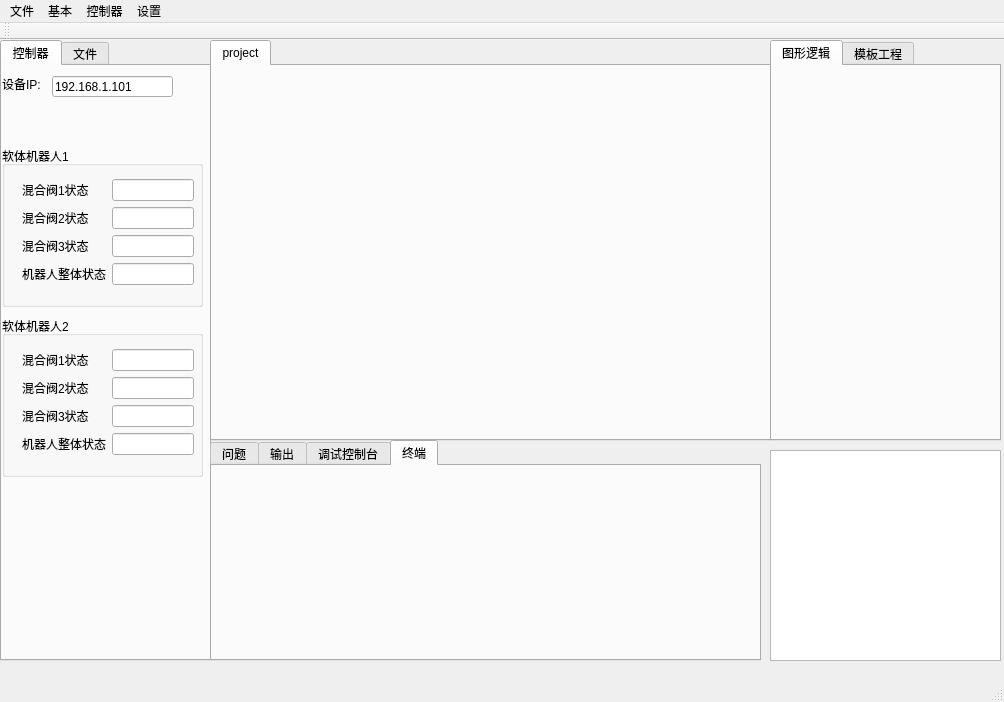
yijianpeng/GraphiBotics, file mainwindow.ui: the form before one commit.
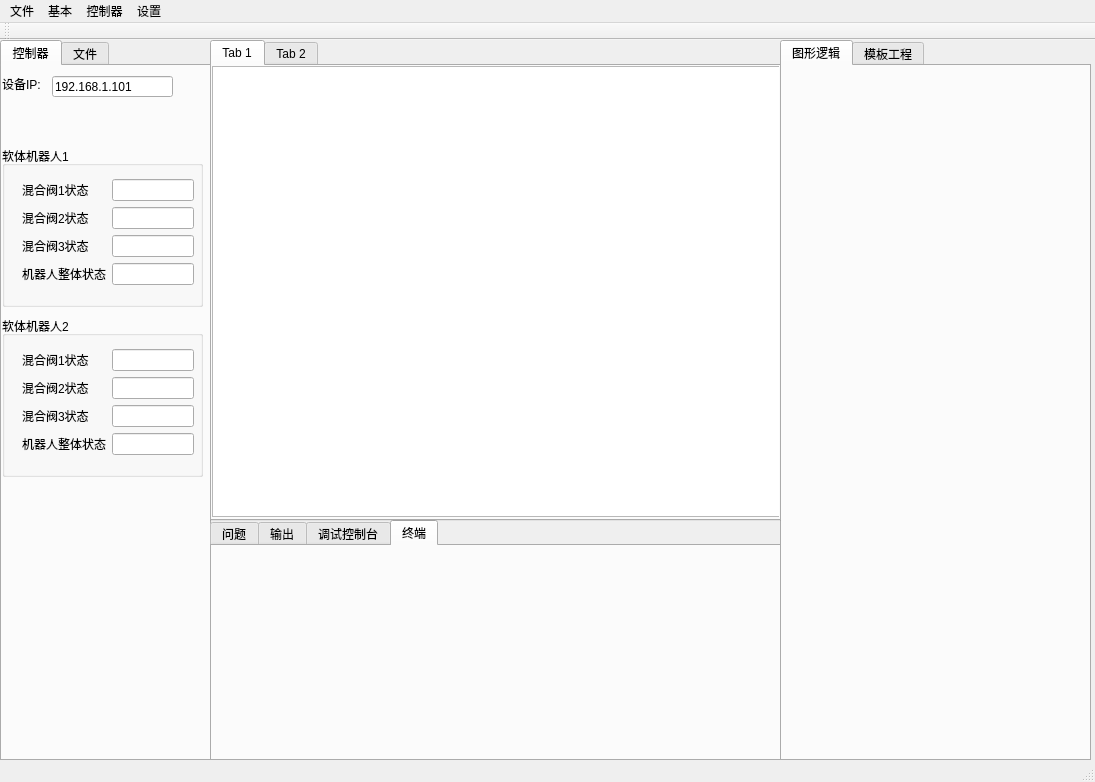
The form after the commit.

Patch:
```diff
--- a/mainwindow.ui
+++ b/mainwindow.ui
@@ -6,8 +6,8 @@
    <rect>
     <x>0</x>
     <y>0</y>
-    <width>1004</width>
-    <height>702</height>
+    <width>1095</width>
+    <height>782</height>
    </rect>
   </property>
   <property name="windowTitle">
@@ -17,54 +17,13 @@
    <bool>false</bool>
   </property>
   <widget class="QWidget" name="centralwidget">
-   <widget class="QTabWidget" name="tabWidget">
-    <property name="geometry">
-     <rect>
-      <x>770</x>
-      <y>0</y>
-      <width>231</width>
-      <height>401</height>
-     </rect>
-    </property>
-    <property name="currentIndex">
-     <number>0</number>
-    </property>
-    <widget class="QWidget" name="tab">
-     <attribute name="title">
-      <string>图形逻辑</string>
-     </attribute>
-    </widget>
-    <widget class="QWidget" name="tab_2">
-     <attribute name="title">
-      <string>模板工程</string>
-     </attribute>
-    </widget>
-   </widget>
-   <widget class="QTabWidget" name="tabWidget_2">
-    <property name="geometry">
-     <rect>
-      <x>210</x>
-      <y>0</y>
-      <width>561</width>
-      <height>401</height>
-     </rect>
-    </property>
-    <property name="currentIndex">
-     <number>0</number>
-    </property>
-    <widget class="QWidget" name="tab_3">
-     <attribute name="title">
-      <string>project</string>
-     </attribute>
-    </widget>
-   </widget>
    <widget class="QTabWidget" name="tabWidget_3">
     <property name="geometry">
      <rect>
       <x>0</x>
       <y>0</y>
       <width>211</width>
-      <height>621</height>
+      <height>721</height>
      </rect>
     </property>
     <property name="currentIndex">
@@ -241,9 +200,9 @@
     <property name="geometry">
      <rect>
       <x>210</x>
-      <y>400</y>
-      <width>551</width>
-      <height>221</height>
+      <y>480</y>
+      <width>571</width>
+      <height>241</height>
      </rect>
     </property>
     <property name="currentIndex">
@@ -309,15 +268,58 @@
      </attribute>
     </widget>
    </widget>
-   <widget class="QPlainTextEdit" name="plainTextEdit">
+   <widget class="QTabWidget" name="tabWidget">
     <property name="geometry">
      <rect>
-      <x>770</x>
-      <y>410</y>
-      <width>231</width>
-      <height>211</height>
+      <x>780</x>
+      <y>0</y>
+      <width>311</width>
+      <height>721</height>
      </rect>
     </property>
+    <property name="currentIndex">
+     <number>0</number>
+    </property>
+    <widget class="QWidget" name="tab">
+     <attribute name="title">
+      <string>图形逻辑</string>
+     </attribute>
+    </widget>
+    <widget class="QWidget" name="tab_2">
+     <attribute name="title">
+      <string>模板工程</string>
+     </attribute>
+    </widget>
+   </widget>
+   <widget class="QTabWidget" name="tabWidget_2">
+    <property name="geometry">
+     <rect>
+      <x>210</x>
+      <y>0</y>
+      <width>571</width>
+      <height>481</height>
+     </rect>
+    </property>
+    <widget class="QWidget" name="tab_3">
+     <attribute name="title">
+      <string>Tab 1</string>
+     </attribute>
+     <widget class="QPlainTextEdit" name="plainTextEdit">
+      <property name="geometry">
+       <rect>
+        <x>0</x>
+        <y>0</y>
+        <width>571</width>
+        <height>451</height>
+       </rect>
+      </property>
+     </widget>
+    </widget>
+    <widget class="QWidget" name="tab_10">
+     <attribute name="title">
+      <string>Tab 2</string>
+     </attribute>
+    </widget>
    </widget>
   </widget>
   <widget class="QMenuBar" name="menubar">
@@ -325,8 +327,8 @@
     <rect>
      <x>0</x>
      <y>0</y>
-     <width>1004</width>
-     <height>22</height>
+     <width>1095</width>
+     <height>27</height>
     </rect>
    </property>
    <widget class="QMenu" name="menu">
```
Left out of the diff: 17 changed lines with no effect on the pictures.
